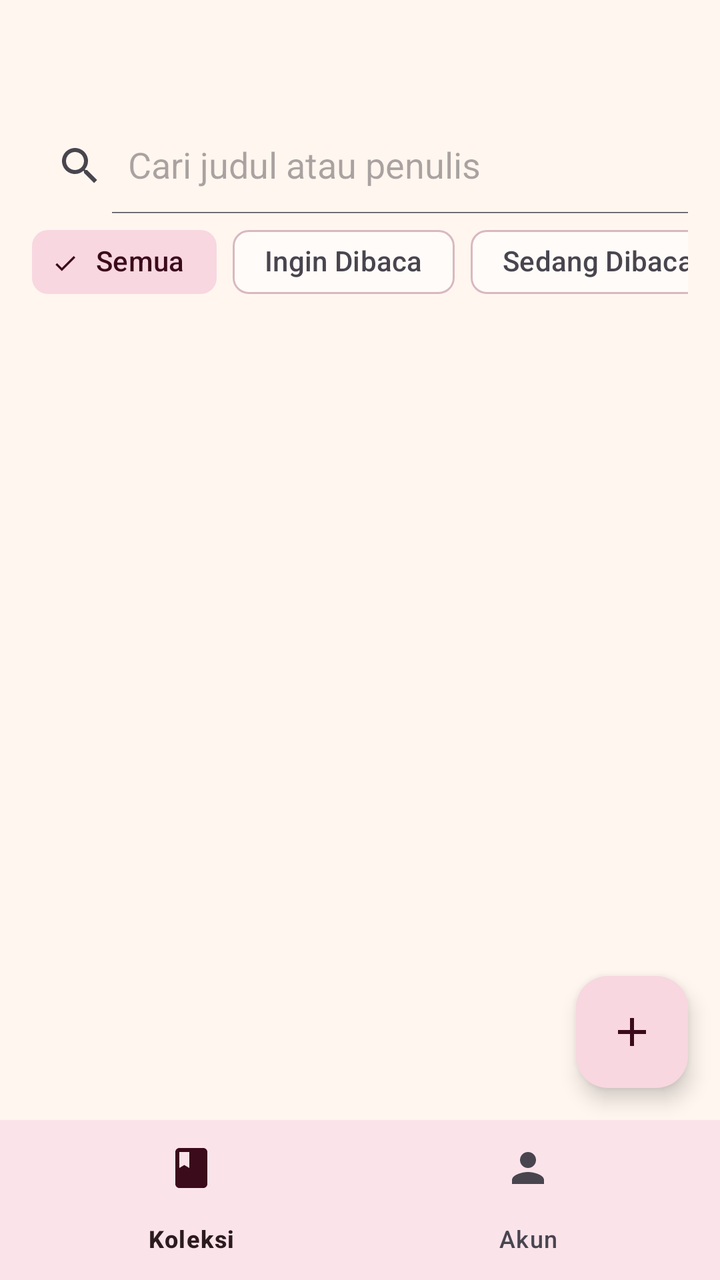
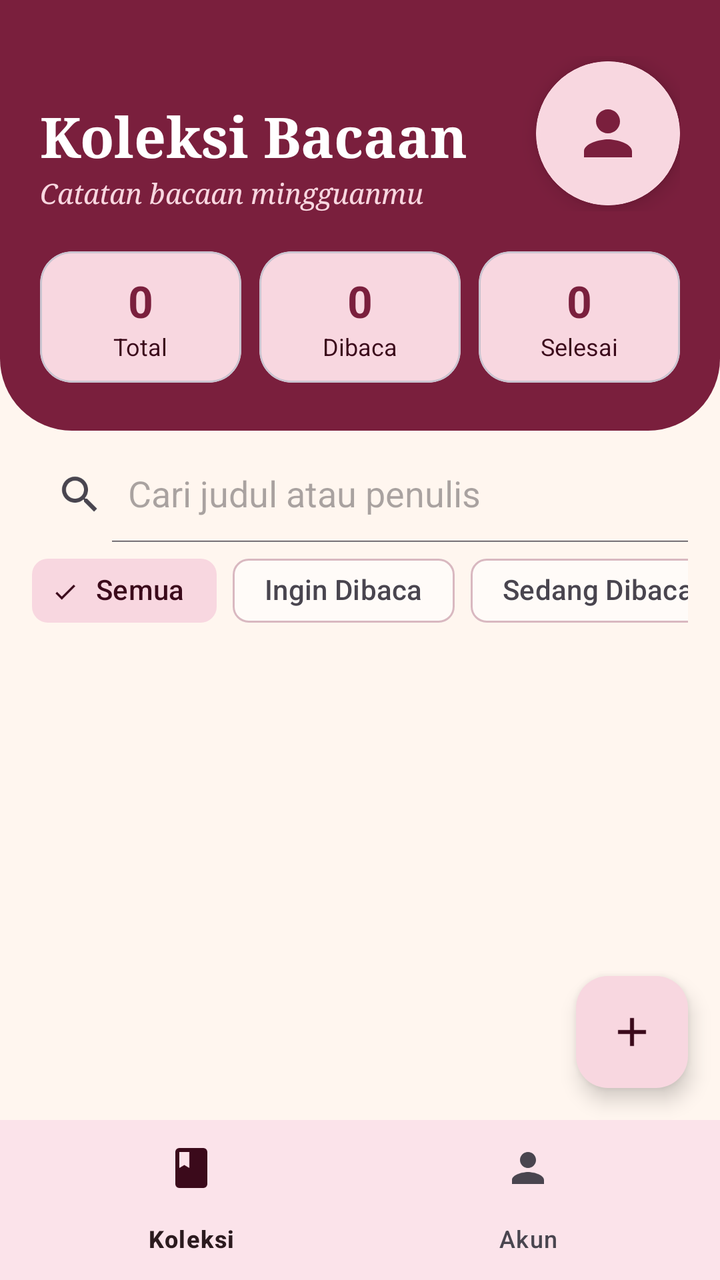

An Android layout rendered at two revisions. The XML below is the earlier revision; the diff shows what the commit changed to produce the second picture.
<!-- AndroidManifest.xml: application theme Theme.KoleksiBacaan -->
<!-- res/layout/activity_main.xml -->
<?xml version="1.0" encoding="utf-8"?>
<LinearLayout xmlns:android="http://schemas.android.com/apk/res/android"
    xmlns:app="http://schemas.android.com/apk/res-auto"
    xmlns:tools="http://schemas.android.com/tools"
    android:id="@+id/main"
    android:layout_width="match_parent"
    android:layout_height="match_parent"
    android:orientation="vertical"
    tools:context=".MainActivity">

    <FrameLayout
        android:layout_width="match_parent"
        android:layout_height="0dp"
        android:layout_weight="1">

        
        <androidx.coordinatorlayout.widget.CoordinatorLayout
            android:id="@+id/layoutDaftar"
            android:layout_width="match_parent"
            android:layout_height="match_parent">

            <LinearLayout
                android:layout_width="match_parent"
                android:layout_height="match_parent"
                android:orientation="vertical">

                <TextView
                    android:id="@+id/tvHalo"
                    android:layout_width="match_parent"
                    android:layout_height="wrap_content"
                    android:paddingHorizontal="16dp"
                    android:paddingTop="24dp"
                    android:paddingBottom="8dp"
                    android:textSize="20sp"
                    android:textStyle="bold" />

                <androidx.appcompat.widget.SearchView
                    android:id="@+id/searchView"
                    android:layout_width="match_parent"
                    android:layout_height="wrap_content"
                    android:layout_marginHorizontal="8dp"
                    app:iconifiedByDefault="false"
                    app:queryHint="@string/hint_cari" />

                <HorizontalScrollView
                    android:layout_width="match_parent"
                    android:layout_height="wrap_content"
                    android:paddingHorizontal="16dp"
                    android:scrollbars="none">

                    <com.google.android.material.chip.ChipGroup
                        android:id="@+id/chipGroup"
                        android:layout_width="wrap_content"
                        android:layout_height="wrap_content"
                        app:selectionRequired="true"
                        app:singleLine="true"
                        app:singleSelection="true">

                        <com.google.android.material.chip.Chip
                            android:id="@+id/chipSemua"
                            style="@style/Widget.Material3.Chip.Filter"
                            android:layout_width="wrap_content"
                            android:layout_height="wrap_content"
                            android:checked="true"
                            android:text="@string/filter_semua" />

                        <com.google.android.material.chip.Chip
                            android:id="@+id/chipIngin"
                            style="@style/Widget.Material3.Chip.Filter"
                            android:layout_width="wrap_content"
                            android:layout_height="wrap_content"
                            android:text="@string/status_ingin_dibaca" />

                        <com.google.android.material.chip.Chip
                            android:id="@+id/chipSedang"
                            style="@style/Widget.Material3.Chip.Filter"
                            android:layout_width="wrap_content"
                            android:layout_height="wrap_content"
                            android:text="@string/status_sedang_dibaca" />

                        <com.google.android.material.chip.Chip
                            android:id="@+id/chipSelesai"
                            style="@style/Widget.Material3.Chip.Filter"
                            android:layout_width="wrap_content"
                            android:layout_height="wrap_content"
                            android:text="@string/status_selesai" />
                    </com.google.android.material.chip.ChipGroup>
                </HorizontalScrollView>

                <androidx.recyclerview.widget.RecyclerView
                    android:id="@+id/rvBuku"
                    android:layout_width="match_parent"
                    android:layout_height="0dp"
                    android:layout_weight="1"
                    android:clipToPadding="false"
                    android:paddingBottom="88dp" />
            </LinearLayout>

            <ProgressBar
                android:id="@+id/progressBar"
                android:layout_width="wrap_content"
                android:layout_height="wrap_content"
                android:layout_gravity="center"
                android:visibility="gone" />

            <TextView
                android:id="@+id/tvKosong"
                android:layout_width="wrap_content"
                android:layout_height="wrap_content"
                android:layout_gravity="center"
                android:gravity="center"
                android:padding="24dp"
                android:visibility="gone" />

            <com.google.android.material.floatingactionbutton.FloatingActionButton
                android:id="@+id/fabTambah"
                android:layout_width="wrap_content"
                android:layout_height="wrap_content"
                android:layout_gravity="bottom|end"
                android:layout_margin="16dp"
                android:contentDescription="@string/desc_tambah_buku"
                app:srcCompat="@drawable/ic_add" />
        </androidx.coordinatorlayout.widget.CoordinatorLayout>

        
        <LinearLayout
            android:id="@+id/layoutAkun"
            android:layout_width="match_parent"
            android:layout_height="match_parent"
            android:orientation="vertical"
            android:padding="24dp"
            android:visibility="gone">

            <TextView
                android:layout_width="wrap_content"
                android:layout_height="wrap_content"
                android:layout_marginTop="24dp"
                android:text="@string/nav_akun"
                android:textSize="26sp"
                android:textStyle="bold" />

            <TextView
                android:layout_width="wrap_content"
                android:layout_height="wrap_content"
                android:layout_marginTop="24dp"
                android:text="@string/label_nama"
                android:textStyle="bold" />

            <TextView
                android:id="@+id/tvAkunNama"
                android:layout_width="match_parent"
                android:layout_height="wrap_content" />

            <TextView
                android:layout_width="wrap_content"
                android:layout_height="wrap_content"
                android:layout_marginTop="16dp"
                android:text="@string/label_email"
                android:textStyle="bold" />

            <TextView
                android:id="@+id/tvAkunEmail"
                android:layout_width="match_parent"
                android:layout_height="wrap_content" />

            <Button
                android:id="@+id/btnKeluar"
                style="@style/Widget.Material3.Button.OutlinedButton"
                android:layout_width="match_parent"
                android:layout_height="56dp"
                android:layout_marginTop="32dp"
                android:text="@string/btn_keluar" />
        </LinearLayout>
    </FrameLayout>

    <com.google.android.material.bottomnavigation.BottomNavigationView
        android:id="@+id/bottomNav"
        android:layout_width="match_parent"
        android:layout_height="wrap_content"
        app:backgroundTint="@color/kb_nav"
        app:menu="@menu/menu_bottom_nav" />
</LinearLayout>
<!-- resources referenced by this layout -->
<resources>
  <color name="kb_nav">#FBE3EA</color>
  <!-- drawable ic_add (drawable) -->
  <vector xmlns:android="http://schemas.android.com/apk/res/android"
      android:width="24dp"
      android:height="24dp"
      android:viewportWidth="24"
      android:viewportHeight="24"
      android:tint="?attr/colorControlNormal">
      <path
          android:fillColor="@android:color/white"
          android:pathData="M19,13h-6v6h-2v-6H5v-2h6V5h2v6h6v2z" />
  </vector>
  <string name="btn_keluar">Keluar</string>
  <string name="desc_tambah_buku">Tambah buku</string>
  <string name="filter_semua">Semua</string>
  <string name="hint_cari">Cari judul atau penulis</string>
  <string name="label_email">Email</string>
  <string name="label_nama">Nama</string>
  <string name="nav_akun">Akun</string>
  <string name="status_ingin_dibaca">Ingin Dibaca</string>
  <string name="status_sedang_dibaca">Sedang Dibaca</string>
  <string name="status_selesai">Selesai</string>
  <style name="Theme.KoleksiBacaan" parent="Base.Theme.KoleksiBacaan" />
  <style name="Base.Theme.KoleksiBacaan" parent="Theme.Material3.DayNight.NoActionBar">
          <item name="colorPrimary">@color/kb_primary</item>
          <item name="colorOnPrimary">@color/kb_on_primary</item>
          <item name="colorPrimaryContainer">@color/kb_primary_container</item>
          <item name="colorOnPrimaryContainer">@color/kb_on_primary_container</item>
          <item name="colorSecondaryContainer">@color/kb_primary_container</item>
          <item name="colorOnSecondaryContainer">@color/kb_on_primary_container</item>
          <item name="android:colorBackground">@color/kb_background</item>
          <item name="colorSurface">@color/kb_surface</item>
          <item name="colorOnSurface">@color/kb_on_surface</item>
          <item name="colorOutline">@color/kb_outline</item>
          <item name="android:statusBarColor">@color/kb_background</item>
          <item name="android:windowLightStatusBar">true</item>
          
          
      </style>
  <color name="kb_primary">#7A1F3D</color>
  <color name="kb_on_primary">#FFFFFF</color>
  <color name="kb_primary_container">#F8D7E0</color>
  <color name="kb_on_primary_container">#3B0A1B</color>
  <color name="kb_background">#FFF6EF</color>
  <color name="kb_surface">#FFFBF8</color>
  <color name="kb_on_surface">#2B1A1E</color>
  <color name="kb_outline">#D9B8C0</color>
</resources>

<!-- the commit's change to res/layout/activity_main.xml (unified diff, before → after) -->
@@ -24,21 +24,193 @@
                 android:layout_height="match_parent"
                 android:orientation="vertical">
 
-                <TextView
-                    android:id="@+id/tvHalo"
+                <LinearLayout
                     android:layout_width="match_parent"
                     android:layout_height="wrap_content"
-                    android:paddingHorizontal="16dp"
-                    android:paddingTop="24dp"
-                    android:paddingBottom="8dp"
-                    android:textSize="20sp"
-                    android:textStyle="bold" />
-
+                    android:background="@drawable/bg_header"
+                    android:orientation="vertical"
+                    android:paddingHorizontal="20dp"
+                    android:paddingTop="28dp"
+                    android:paddingBottom="24dp">
+
+                    <LinearLayout
+                        android:layout_width="match_parent"
+                        android:layout_height="wrap_content"
+                        android:gravity="center_vertical"
+                        android:orientation="horizontal">
+
+                        <LinearLayout
+                            android:layout_width="0dp"
+                            android:layout_height="wrap_content"
+                            android:layout_weight="1"
+                            android:orientation="vertical">
+
+                            <TextView
+                                android:id="@+id/tvHalo"
+                                android:layout_width="match_parent"
+                                android:layout_height="wrap_content"
+                                android:textColor="@color/kb_primary_container"
+                                android:textSize="14sp" />
+
+                            <TextView
+                                android:layout_width="match_parent"
+                                android:layout_height="wrap_content"
+                                android:layout_marginTop="2dp"
+                                android:fontFamily="serif"
+                                android:text="@string/app_title_koleksi"
+                                android:textColor="@android:color/white"
+                                android:textSize="28sp"
+                                android:textStyle="bold" />
+
+                            <TextView
+                                android:layout_width="match_parent"
+                                android:layout_height="wrap_content"
+                                android:fontFamily="serif"
+                                android:text="@string/subtitle_koleksi"
+                                android:textColor="@color/kb_primary_container"
+                                android:textStyle="italic" />
+                        </LinearLayout>
+
+                        <com.google.android.material.card.MaterialCardView
+                            android:id="@+id/cardProfil"
+                            android:layout_width="72dp"
+                            android:layout_height="72dp"
+                            app:cardBackgroundColor="@color/kb_primary_container"
+                            app:cardCornerRadius="36dp"
+                            app:cardElevation="6dp"
+                            app:strokeColor="@color/kb_primary_container"
+                            app:strokeWidth="2dp">
+
+                            <ImageView
+                                android:id="@+id/ivProfil"
+                                android:layout_width="match_parent"
+                                android:layout_height="match_parent"
+                                android:contentDescription="@string/desc_foto_profil"
+                                android:padding="18dp"
+                                android:scaleType="fitCenter"
+                                android:src="@drawable/ic_person"
+                                app:tint="@color/kb_primary" />
+                        </com.google.android.material.card.MaterialCardView>
+                    </LinearLayout>
+
+                    <LinearLayout
+                        android:layout_width="match_parent"
+                        android:layout_height="wrap_content"
+                        android:layout_marginTop="20dp"
+                        android:orientation="horizontal">
+
+                        <com.google.android.material.card.MaterialCardView
+                            android:layout_width="0dp"
+                            android:layout_height="wrap_content"
+                            android:layout_marginEnd="6dp"
+                            android:layout_weight="1"
+                            app:cardBackgroundColor="@color/kb_primary_container"
+                            app:cardCornerRadius="16dp"
+                            app:cardElevation="0dp">
+
+                            <LinearLayout
+                                android:layout_width="match_parent"
+                                android:layout_height="wrap_content"
+                                android:gravity="center"
+                                android:orientation="vertical"
+                                android:paddingVertical="10dp">
+
+                                <TextView
+                                    android:id="@+id/tvStatTotal"
+                                    android:layout_width="wrap_content"
+                                    android:layout_height="wrap_content"
+                                    android:text="0"
+                                    android:textColor="@color/kb_primary"
+                                    android:textSize="22sp"
+                                    android:textStyle="bold"
+                                    tools:ignore="HardcodedText" />
+
+                                <TextView
+                                    android:layout_width="wrap_content"
+                                    android:layout_height="wrap_content"
+                                    android:text="@string/stat_total"
+                                    android:textColor="@color/kb_on_primary_container"
+                                    android:textSize="12sp" />
+                            </LinearLayout>
+                        </com.google.android.material.card.MaterialCardView>
+
+                        <com.google.android.material.card.MaterialCardView
+                            android:layout_width="0dp"
+                            android:layout_height="wrap_content"
+                            android:layout_marginHorizontal="3dp"
+                            android:layout_weight="1"
+                            app:cardBackgroundColor="@color/kb_primary_container"
+                            app:cardCornerRadius="16dp"
+                            app:cardElevation="0dp">
+
+                            <LinearLayout
+                                android:layout_width="match_parent"
+                                android:layout_height="wrap_content"
+                                android:gravity="center"
+                                android:orientation="vertical"
+                                android:paddingVertical="10dp">
+
+                                <TextView
+                                    android:id="@+id/tvStatSedang"
+                                    android:layout_width="wrap_content"
+                                    android:layout_height="wrap_content"
+                                    android:text="0"
+                                    android:textColor="@color/kb_primary"
+                                    android:textSize="22sp"
+                                    android:textStyle="bold"
+                                    tools:ignore="HardcodedText" />
+
+                                <TextView
+                                    android:layout_width="wrap_content"
+                                    android:layout_height="wrap_content"
+                                    android:text="@string/stat_sedang"
+                                    android:textColor="@color/kb_on_primary_container"
+                                    android:textSize="12sp" />
+                            </LinearLayout>
+                        </com.google.android.material.card.MaterialCardView>
+
+                        <com.google.android.material.card.MaterialCardView
+                            android:layout_width="0dp"
+                            android:layout_height="wrap_content"
+                            android:layout_marginStart="6dp"
+                            android:layout_weight="1"
+                            app:cardBackgroundColor="@color/kb_primary_container"
+                            app:cardCornerRadius="16dp"
+                            app:cardElevation="0dp">
+
+                            <LinearLayout
+                                android:layout_width="match_parent"
+                                android:layout_height="wrap_content"
+                                android:gravity="center"
+                                android:orientation="vertical"
+                                android:paddingVertical="10dp">
+
+                                <TextView
+                                    android:id="@+id/tvStatSelesai"
+                                    android:layout_width="wrap_content"
+                                    android:layout_height="wrap_content"
+                                    android:text="0"
+                                    android:textColor="@color/kb_primary"
+                                    android:textSize="22sp"
+                                    android:textStyle="bold"
+                                    tools:ignore="HardcodedText" />
+
+                                <TextView
+                                    android:layout_width="wrap_content"
+                                    android:layout_height="wrap_content"
+                                    android:text="@string/stat_selesai"
+                                    android:textColor="@color/kb_on_primary_container"
+                                    android:textSize="12sp" />
+                            </LinearLayout>
+                        </com.google.android.material.card.MaterialCardView>
+                    </LinearLayout>
+                </LinearLayout>
                 <androidx.appcompat.widget.SearchView
                     android:id="@+id/searchView"
                     android:layout_width="match_parent"
                     android:layout_height="wrap_content"
                     android:layout_marginHorizontal="8dp"
+                    android:layout_marginTop="8dp"
                     app:iconifiedByDefault="false"
                     app:queryHint="@string/hint_cari" />
 
<!-- resource entries referenced after the edit -->
@@ -12,16 +12,32 @@
           android:fillColor="@android:color/white"
           android:pathData="M19,13h-6v6h-2v-6H5v-2h6V5h2v6h6v2z" />
   </vector>
+  <!-- drawable ic_person (drawable) -->
+  <vector xmlns:android="http://schemas.android.com/apk/res/android"
+      android:width="24dp"
+      android:height="24dp"
+      android:viewportWidth="24"
+      android:viewportHeight="24">
+      <path
+          android:fillColor="#FF000000"
+          android:pathData="M12,12c2.21,0 4,-1.79 4,-4s-1.79,-4 -4,-4 -4,1.79 -4,4 1.79,4 4,4zM12,14c-2.67,0 -8,1.34 -8,4v2h16v-2c0,-2.66 -5.33,-4 -8,-4z" />
+  </vector>
+  <string name="app_title_koleksi">Koleksi Bacaan</string>
   <string name="btn_keluar">Keluar</string>
+  <string name="desc_foto_profil">Foto profil</string>
   <string name="desc_tambah_buku">Tambah buku</string>
   <string name="filter_semua">Semua</string>
   <string name="hint_cari">Cari judul atau penulis</string>
   <string name="label_email">Email</string>
   <string name="label_nama">Nama</string>
   <string name="nav_akun">Akun</string>
+  <string name="stat_sedang">Dibaca</string>
+  <string name="stat_selesai">Selesai</string>
+  <string name="stat_total">Total</string>
   <string name="status_ingin_dibaca">Ingin Dibaca</string>
   <string name="status_sedang_dibaca">Sedang Dibaca</string>
   <string name="status_selesai">Selesai</string>
+  <string name="subtitle_koleksi">Catatan bacaan mingguanmu</string>
   <style name="Theme.KoleksiBacaan" parent="Base.Theme.KoleksiBacaan" />
   <style name="Base.Theme.KoleksiBacaan" parent="Theme.Material3.DayNight.NoActionBar">
           <item name="colorPrimary">@color/kb_primary</item>
@@ -42,6 +58,15 @@
   <color name="kb_primary">#7A1F3D</color>
   <color name="kb_on_primary">#FFFFFF</color>
   <color name="kb_primary_container">#F8D7E0</color>
+  <!-- drawable bg_header (drawable) -->
+  <?xml version="1.0" encoding="utf-8"?>
+  <shape xmlns:android="http://schemas.android.com/apk/res/android"
+      android:shape="rectangle">
+      <solid android:color="@color/kb_primary" />
+      <corners
+          android:bottomLeftRadius="36dp"
+          android:bottomRightRadius="36dp" />
+  </shape>
   <color name="kb_on_primary_container">#3B0A1B</color>
   <color name="kb_background">#FFF6EF</color>
   <color name="kb_surface">#FFFBF8</color>
